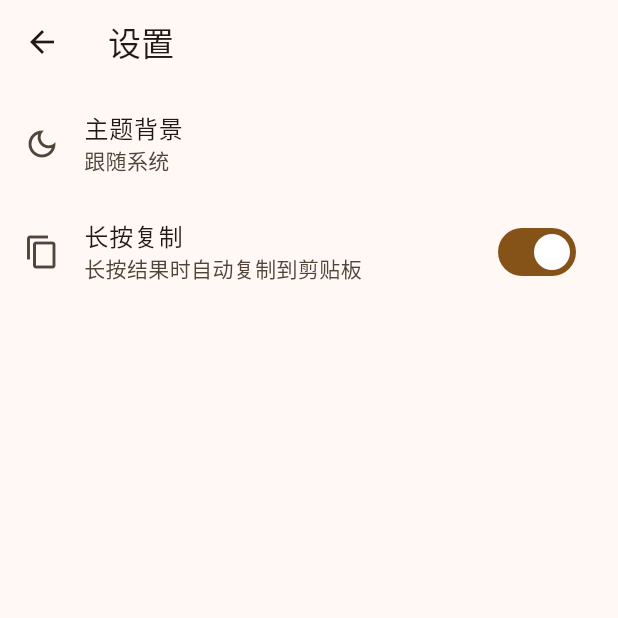
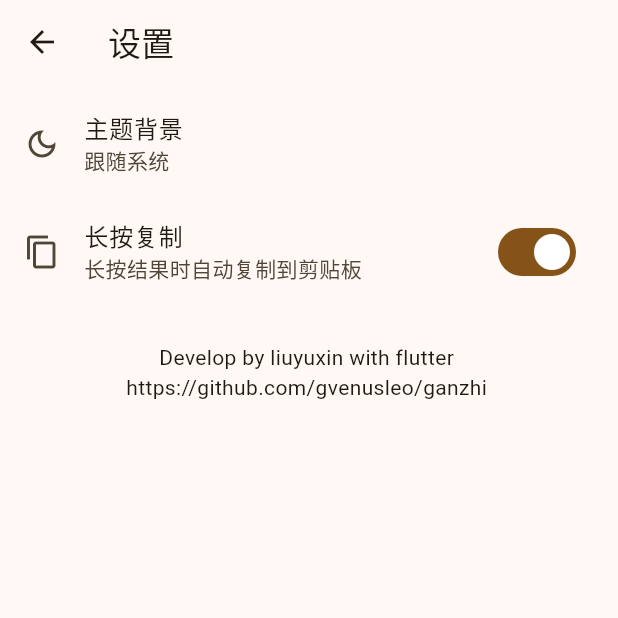
Before and after one commit to gvenusleo/ganzhi, a Flutter app: the SettingPage screen opened directly, on a phone screen of 412 x 824 dp, the top half of it. Run offline on Flutter 3.47's test engine with Material 2 defaults, Android fonts, the light colour scheme and no system bars; our stand-ins replace shared_preferences, table_calendar; missing offline and left inert: lunar, selector_wheel; accounts and stored records are empty; statements that could not run were skipped.

Commit message:
优化：页面布局

```diff
--- a/lib/pages/setting_page.dart
+++ b/lib/pages/setting_page.dart
@@ -21,6 +21,13 @@ class _SettingPageState extends State<SettingPage> {
   @override
   Widget build(BuildContext context) {
     return Scaffold(
+      body: Align(
+        alignment: Alignment.center,
+        child: SizedBox(
+          width: MediaQuery.of(context).size.width > 600
+              ? 600
+              : MediaQuery.of(context).size.width,
+          child: Scaffold(
             appBar: AppBar(
               title: const Text("设置"),
             ),
@@ -30,8 +37,8 @@ class _SettingPageState extends State<SettingPage> {
                 ListTile(
                   leading: const Icon(Icons.dark_mode_outlined),
                   title: const Text("主题背景"),
-            subtitle:
-                Text(_themeList[context.watch<ThemeProvider>().themeMode]),
+                  subtitle: Text(
+                      _themeList[context.watch<ThemeProvider>().themeMode]),
                   onTap: _setThemeMode,
                 ),
                 SwitchListTile(
@@ -46,7 +53,19 @@ class _SettingPageState extends State<SettingPage> {
                   title: const Text("长按复制"),
                   subtitle: const Text("长按结果时自动复制到剪贴板"),
                 ),
+                const Padding(
+                  padding: EdgeInsets.symmetric(vertical: 24),
+                  child: Center(
+                    child: SelectableText(
+                      "Develop by liuyuxin with flutter\nhttps://github.com/gvenusleo/ganzhi",
+                      textAlign: TextAlign.center,
+                    ),
+                  ),
+                ),
               ],
+            ),
+          ),
+        ),
       ),
     );
   }
```
Also changed, not shown: lib/pages/home_page.dart (+30 -17 lines). Lines whose indentation alone changed are shown as unchanged.
